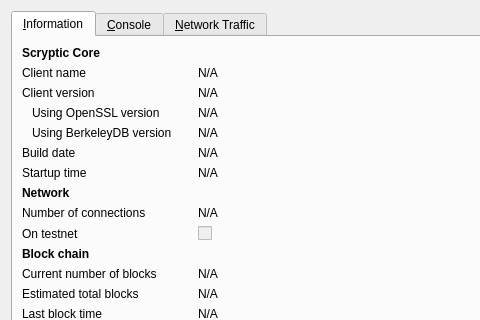
First picture: the form in src/qt/forms/rpcconsole.ui, repository 5mil/Scryptic, before the edit; both pictures show x 0 to 480 and y 0 to 320 of the 740 by 450 pixel window.
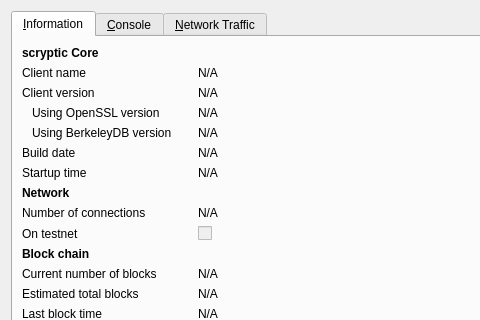
Second picture: the form after the edit. Icons and pictures are not drawn. Custom widgets are drawn as their Qt base class.

Diff of the .ui file:
```diff
--- a/src/qt/forms/rpcconsole.ui
+++ b/src/qt/forms/rpcconsole.ui
@@ -380,7 +380,7 @@
           </font>
          </property>
          <property name="text">
-          <string>Scryptic Core</string>
+          <string>scryptic Core</string>
          </property>
         </widget>
        </item>
```
Left out of the diff: 8 changed lines with no effect on the pictures.
